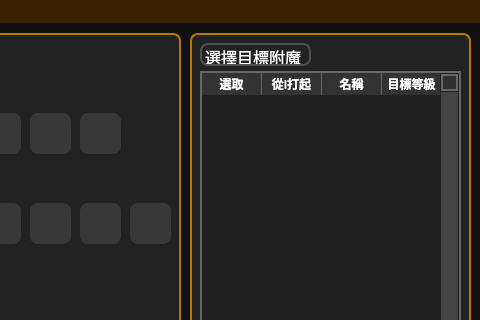
This is ui/mainMenu.ui in Remintonnn/anvilMan as Qt 5 draws it before an edit; both pictures show x 420 to 900 and y 0 to 320 of the 900 by 852 pixel window. The edited form follows.
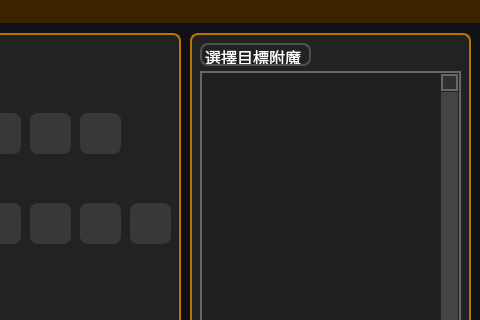
This is the edited form. Icons and pictures are not drawn.

Commit message: mirgate from QTableWidget to QTableView and move anvil button maker

```diff
--- a/ui/mainMenu.ui
+++ b/ui/mainMenu.ui
@@ -50,14 +50,14 @@
     color: white;
 }
 
-QTableWidget {
+QTableView {
     background-color: #202020;
-	alternate-background-color:#3b1500;
-    border-radius:0px;
+    alternate-background-color: #3b1500;
+    border-radius: 0px;
     border: 2px solid #676767;
-	gridline-color: #454545;
-	color: #FFFFFF
-}QTableWidget::item:hover {
+    gridline-color: #454545;
+    color: #FFFFFF;
+}QTableView::item:hover {
     background-color: #333333;
 	alternate-background-color:#FF0000;
 }QTableWidget::item:selected:active {
@@ -73,34 +73,6 @@
 	font: 10pt &quot;OCR A Extended&quot;;
 	font-weight: bold;
 }
-/*
-QTableWidget {
-    background-color: #202020;
-	alternate-background-color:#e31500;
-    border-radius:0px;
-    border: 2px solid #676767;
-	gridline-color: #454545;
-	color: #FFFFFF
-}QTableWidget::item, QTableWidget::item:selected:!active{
-	alternate-background-color:#e31500;
-	background-color: #202020;
- 	color: white;
-}QTableWidget::item:hover {
-    background-color: #333333;
-}QTableWidget::item:selected:active {
-    background-color: #878787;
-    color: white;
-}QHeaderView{
-	border:none;
-}QHeaderView::section {
-	background-color: #333333;
-	color: #FFFFFF;
-	border:none;
-    border-right: 1px solid #676767;
-	font: 10pt &quot;OCR A Extended&quot;;
-	font-weight: bold;
-}
-*/
 
 QScrollBar:vertical {
     background-color: #222222;
@@ -1074,7 +1046,7 @@
       <string>&lt;html&gt;&lt;head/&gt;&lt;body&gt;&lt;p&gt;&lt;span style=&quot; font-size:12pt;&quot;&gt;選擇目標附魔&lt;/span&gt;&lt;/p&gt;&lt;/body&gt;&lt;/html&gt;</string>
      </property>
     </widget>
-    <widget class="QTableWidget" name="enchTable">
+    <widget class="QTableView" name="enchTable">
      <property name="geometry">
       <rect>
        <x>10</x>
@@ -1085,7 +1057,7 @@
      </property>
      <property name="font">
       <font>
-       <family>OCR A Extended</family>
+       <family>Noto Serif</family>
        <pointsize>12</pointsize>
        <weight>50</weight>
        <italic>false</italic>
@@ -1096,10 +1068,10 @@
       <enum>Qt::NoFocus</enum>
      </property>
      <property name="styleSheet">
-      <string notr="true">QTableWidget{
-	font: 12pt &quot;OCR A Extended&quot;;
-}QTableWidget::item{
-	padding: 5px 0px 4px 0px;
+      <string notr="true">QTableView{
+	font: 12pt &quot;Noto Serif&quot;;
+}QTableView::item{
+	padding: 2px 0px 1px 0px;
 }</string>
      </property>
      <property name="verticalScrollBarPolicy">
@@ -1129,41 +1101,9 @@
      <property name="gridStyle">
       <enum>Qt::SolidLine</enum>
      </property>
-     <property name="rowCount">
-      <number>0</number>
-     </property>
-     <attribute name="horizontalHeaderVisible">
-      <bool>true</bool>
-     </attribute>
-     <attribute name="horizontalHeaderCascadingSectionResizes">
-      <bool>false</bool>
-     </attribute>
-     <attribute name="horizontalHeaderDefaultSectionSize">
-      <number>60</number>
-     </attribute>
      <attribute name="verticalHeaderVisible">
       <bool>false</bool>
      </attribute>
-     <column>
-      <property name="text">
-       <string>選取</string>
-      </property>
-     </column>
-     <column>
-      <property name="text">
-       <string>從I打起</string>
-      </property>
-     </column>
-     <column>
-      <property name="text">
-       <string>名稱</string>
-      </property>
-     </column>
-     <column>
-      <property name="text">
-       <string>目標等級</string>
-      </property>
-     </column>
     </widget>
     <widget class="QPushButton" name="generatePendingBookButton">
      <property name="geometry">
```
Left out of the diff: 3 changed lines with no effect on the pictures. The commit also changes 3 other files.
